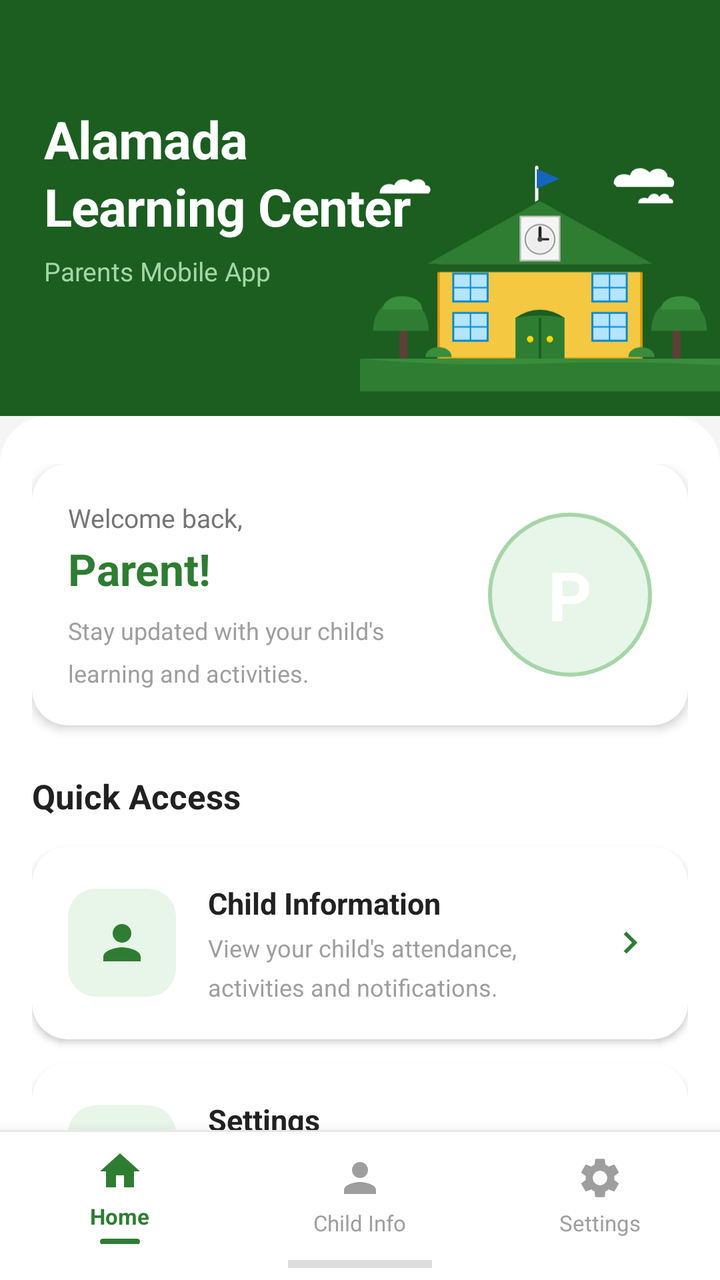
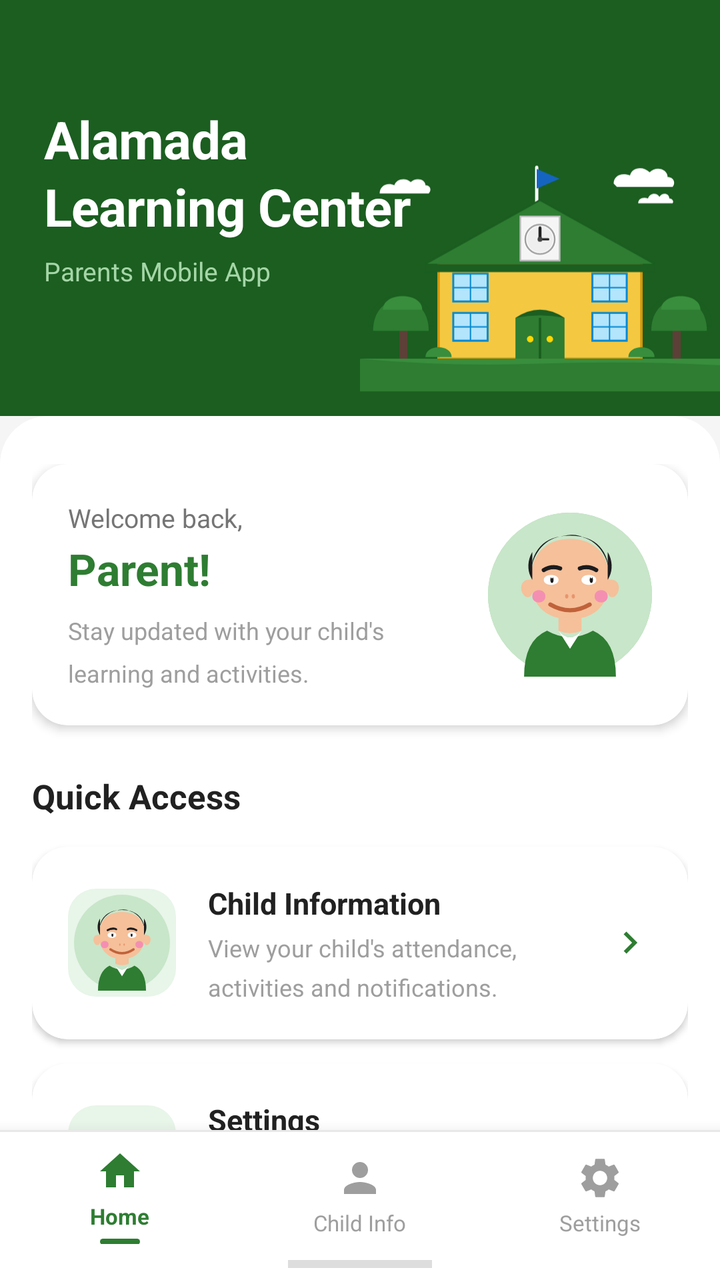

An Android layout rendered at two revisions. The XML below is the earlier revision; the diff shows what the commit changed to produce the second picture.
<!-- AndroidManifest.xml: application theme Theme.AlamadaChildMonitor -->
<!-- res/layout/activity_dashboard.xml -->
<?xml version="1.0" encoding="utf-8"?>
<LinearLayout
    xmlns:android="http://schemas.android.com/apk/res/android"
    xmlns:app="http://schemas.android.com/apk/res-auto"
    android:layout_width="match_parent"
    android:layout_height="match_parent"
    android:orientation="vertical"
    android:background="#F5F5F5">

    
    <androidx.core.widget.NestedScrollView
        android:layout_width="match_parent"
        android:layout_height="0dp"
        android:layout_weight="1"
        android:fillViewport="true"
        android:overScrollMode="never">

        <LinearLayout
            android:layout_width="match_parent"
            android:layout_height="wrap_content"
            android:orientation="vertical">

            
            <RelativeLayout
                android:layout_width="match_parent"
                android:layout_height="wrap_content"
                android:background="@drawable/header_green_solid"
                android:paddingStart="22dp"
                android:paddingEnd="0dp"
                android:paddingTop="48dp"
                android:paddingBottom="0dp">

                
                <LinearLayout
                    android:id="@+id/ll_title"
                    android:layout_width="wrap_content"
                    android:layout_height="wrap_content"
                    android:orientation="vertical"
                    android:layout_alignParentStart="true"
                    android:layout_centerVertical="false"
                    android:layout_marginTop="4dp">

                    <TextView
                        android:layout_width="wrap_content"
                        android:layout_height="wrap_content"
                        android:text="Alamada\nLearning Center"
                        android:textColor="#FFFFFF"
                        android:textSize="26sp"
                        android:textStyle="bold"
                        android:lineSpacingMultiplier="1.1"
                        android:letterSpacing="-0.01"/>

                    <TextView
                        android:layout_width="wrap_content"
                        android:layout_height="wrap_content"
                        android:text="Parents Mobile App"
                        android:textColor="#A5D6A7"
                        android:textSize="13sp"
                        android:layout_marginTop="6dp"/>
                </LinearLayout>

                
                <ImageView
                    android:layout_width="180dp"
                    android:layout_height="160dp"
                    android:src="@drawable/ic_school_building"
                    android:scaleType="fitEnd"
                    android:adjustViewBounds="true"
                    android:layout_alignParentEnd="true"
                    android:layout_alignParentBottom="true"
                    android:contentDescription="School building"/>

            </RelativeLayout>

            
            <LinearLayout
                android:layout_width="match_parent"
                android:layout_height="wrap_content"
                android:orientation="vertical"
                android:background="@drawable/rounded_top_white"
                android:paddingTop="24dp"
                android:paddingStart="16dp"
                android:paddingEnd="16dp"
                android:paddingBottom="28dp">

                
                <androidx.cardview.widget.CardView
                    android:layout_width="match_parent"
                    android:layout_height="wrap_content"
                    android:layout_marginBottom="24dp"
                    app:cardCornerRadius="18dp"
                    app:cardElevation="3dp"
                    app:cardBackgroundColor="#FFFFFF">

                    <LinearLayout
                        android:layout_width="match_parent"
                        android:layout_height="wrap_content"
                        android:orientation="horizontal"
                        android:padding="18dp"
                        android:gravity="center_vertical">

                        
                        <LinearLayout
                            android:layout_width="0dp"
                            android:layout_height="wrap_content"
                            android:layout_weight="1"
                            android:orientation="vertical">

                            <TextView
                                android:layout_width="wrap_content"
                                android:layout_height="wrap_content"
                                android:text="Welcome back,"
                                android:textSize="13sp"
                                android:textColor="#757575"/>

                            <TextView
                                android:id="@+id/tv_welcome"
                                android:layout_width="wrap_content"
                                android:layout_height="wrap_content"
                                android:text="Parent!"
                                android:textSize="22sp"
                                android:textStyle="bold"
                                android:textColor="#2E7D32"
                                android:layout_marginTop="2dp"
                                android:layout_marginBottom="8dp"/>

                            <TextView
                                android:layout_width="wrap_content"
                                android:layout_height="wrap_content"
                                android:text="Stay updated with your child&#39;s\nlearning and activities."
                                android:textSize="12sp"
                                android:textColor="#9E9E9E"
                                android:lineSpacingMultiplier="1.45"/>
                        </LinearLayout>

                        
                        <FrameLayout
                            android:layout_width="82dp"
                            android:layout_height="82dp"
                            android:layout_marginStart="14dp">

                            
                            <View
                                android:layout_width="82dp"
                                android:layout_height="82dp"
                                android:background="@drawable/circle_avatar_bg"/>

                            
                            <TextView
                                android:id="@+id/tv_avatar"
                                android:layout_width="82dp"
                                android:layout_height="82dp"
                                android:gravity="center"
                                android:text="P"
                                android:textSize="34sp"
                                android:textStyle="bold"
                                android:textColor="#FFFFFF"/>

                        </FrameLayout>

                    </LinearLayout>
                </androidx.cardview.widget.CardView>

                
                <TextView
                    android:layout_width="wrap_content"
                    android:layout_height="wrap_content"
                    android:text="Quick Access"
                    android:textSize="17sp"
                    android:textStyle="bold"
                    android:textColor="#212121"
                    android:layout_marginBottom="14dp"/>

                
                <androidx.cardview.widget.CardView
                    android:id="@+id/card_child_info"
                    android:layout_width="match_parent"
                    android:layout_height="wrap_content"
                    android:layout_marginBottom="12dp"
                    android:foreground="?attr/selectableItemBackground"
                    android:clickable="true"
                    android:focusable="true"
                    app:cardCornerRadius="18dp"
                    app:cardElevation="2dp"
                    app:cardBackgroundColor="#FFFFFF">

                    <LinearLayout
                        android:layout_width="match_parent"
                        android:layout_height="wrap_content"
                        android:orientation="horizontal"
                        android:padding="18dp"
                        android:gravity="center_vertical">

                        
                        <FrameLayout
                            android:layout_width="54dp"
                            android:layout_height="54dp"
                            android:layout_marginEnd="16dp"
                            android:background="@drawable/quick_icon_bg_green">

                            <ImageView
                                android:layout_width="28dp"
                                android:layout_height="28dp"
                                android:layout_gravity="center"
                                android:src="@drawable/ic_child_card"
                                android:contentDescription="Child"/>
                        </FrameLayout>

                        
                        <LinearLayout
                            android:layout_width="0dp"
                            android:layout_height="wrap_content"
                            android:layout_weight="1"
                            android:orientation="vertical">

                            <TextView
                                android:layout_width="wrap_content"
                                android:layout_height="wrap_content"
                                android:text="Child Information"
                                android:textSize="15sp"
                                android:textStyle="bold"
                                android:textColor="#212121"/>

                            <TextView
                                android:layout_width="wrap_content"
                                android:layout_height="wrap_content"
                                android:text="View your child&#39;s attendance,\nactivities and notifications."
                                android:textSize="12sp"
                                android:textColor="#9E9E9E"
                                android:lineSpacingMultiplier="1.35"
                                android:layout_marginTop="4dp"/>
                        </LinearLayout>

                        
                        <ImageView
                            android:layout_width="22dp"
                            android:layout_height="22dp"
                            android:src="@drawable/ic_arrow_right"
                            android:layout_marginStart="8dp"
                            android:contentDescription="Open"/>

                    </LinearLayout>
                </androidx.cardview.widget.CardView>

                
                <androidx.cardview.widget.CardView
                    android:id="@+id/card_settings"
                    android:layout_width="match_parent"
                    android:layout_height="wrap_content"
                    android:layout_marginBottom="12dp"
                    android:foreground="?attr/selectableItemBackground"
                    android:clickable="true"
                    android:focusable="true"
                    app:cardCornerRadius="18dp"
                    app:cardElevation="2dp"
                    app:cardBackgroundColor="#FFFFFF">

                    <LinearLayout
                        android:layout_width="match_parent"
                        android:layout_height="wrap_content"
                        android:orientation="horizontal"
                        android:padding="18dp"
                        android:gravity="center_vertical">

                        <FrameLayout
                            android:layout_width="54dp"
                            android:layout_height="54dp"
                            android:layout_marginEnd="16dp"
                            android:background="@drawable/quick_icon_bg_green">

                            <ImageView
                                android:layout_width="28dp"
                                android:layout_height="28dp"
                                android:layout_gravity="center"
                                android:src="@drawable/ic_settings_card"
                                android:contentDescription="Settings"/>
                        </FrameLayout>

                        <LinearLayout
                            android:layout_width="0dp"
                            android:layout_height="wrap_content"
                            android:layout_weight="1"
                            android:orientation="vertical">

                            <TextView
                                android:layout_width="wrap_content"
                                android:layout_height="wrap_content"
                                android:text="Settings"
                                android:textSize="15sp"
                                android:textStyle="bold"
                                android:textColor="#212121"/>

                            <TextView
                                android:layout_width="wrap_content"
                                android:layout_height="wrap_content"
                                android:text="Manage your profile\nand security settings."
                                android:textSize="12sp"
                                android:textColor="#9E9E9E"
                                android:lineSpacingMultiplier="1.35"
                                android:layout_marginTop="4dp"/>
                        </LinearLayout>

                        <ImageView
                            android:layout_width="22dp"
                            android:layout_height="22dp"
                            android:src="@drawable/ic_arrow_right"
                            android:layout_marginStart="8dp"
                            android:contentDescription="Open"/>

                    </LinearLayout>
                </androidx.cardview.widget.CardView>

                
                <androidx.cardview.widget.CardView
                    android:id="@+id/card_notifications"
                    android:layout_width="match_parent"
                    android:layout_height="wrap_content"
                    android:layout_marginBottom="4dp"
                    android:foreground="?attr/selectableItemBackground"
                    android:clickable="true"
                    android:focusable="true"
                    app:cardCornerRadius="18dp"
                    app:cardElevation="2dp"
                    app:cardBackgroundColor="#FFFFFF">

                    <LinearLayout
                        android:layout_width="match_parent"
                        android:layout_height="wrap_content"
                        android:orientation="horizontal"
                        android:padding="18dp"
                        android:gravity="center_vertical">

                        
                        <FrameLayout
                            android:layout_width="54dp"
                            android:layout_height="54dp"
                            android:layout_marginEnd="16dp">

                            <FrameLayout
                                android:layout_width="54dp"
                                android:layout_height="54dp"
                                android:background="@drawable/quick_icon_bg_green">

                                <ImageView
                                    android:layout_width="28dp"
                                    android:layout_height="28dp"
                                    android:layout_gravity="center"
                                    android:src="@drawable/ic_bell_card"
                                    android:contentDescription="Notifications"/>
                            </FrameLayout>

                            
                            <TextView
                                android:id="@+id/tv_notif_badge"
                                android:layout_width="18dp"
                                android:layout_height="18dp"
                                android:background="@drawable/badge_red_circle"
                                android:textColor="#FFFFFF"
                                android:textSize="9sp"
                                android:textStyle="bold"
                                android:gravity="center"
                                android:layout_gravity="top|end"
                                android:visibility="gone"/>
                        </FrameLayout>

                        <LinearLayout
                            android:layout_width="0dp"
                            android:layout_height="wrap_content"
                            android:layout_weight="1"
                            android:orientation="vertical">

                            <TextView
                                android:layout_width="wrap_content"
                                android:layout_height="wrap_content"
                                android:text="Notifications"
                                android:textSize="15sp"
                                android:textStyle="bold"
                                android:textColor="#212121"/>

                            <TextView
                                android:layout_width="wrap_content"
                                android:layout_height="wrap_content"
                                android:text="View important announcements\nand updates."
                                android:textSize="12sp"
                                android:textColor="#9E9E9E"
                                android:lineSpacingMultiplier="1.35"
                                android:layout_marginTop="4dp"/>
                        </LinearLayout>

                        <ImageView
                            android:layout_width="22dp"
                            android:layout_height="22dp"
                            android:src="@drawable/ic_arrow_right"
                            android:layout_marginStart="8dp"
                            android:contentDescription="Open"/>

                    </LinearLayout>
                </androidx.cardview.widget.CardView>

            </LinearLayout>
        </LinearLayout>
    </androidx.core.widget.NestedScrollView>

    
    <LinearLayout
        android:layout_width="match_parent"
        android:layout_height="wrap_content"
        android:orientation="vertical"
        android:background="#FFFFFF"
        android:elevation="12dp">

        
        <View
            android:layout_width="match_parent"
            android:layout_height="1dp"
            android:background="#E8E8E8"/>

        
        <LinearLayout
            android:layout_width="match_parent"
            android:layout_height="62dp"
            android:orientation="horizontal">

            
            <LinearLayout
                android:id="@+id/tab_home"
                android:layout_width="0dp"
                android:layout_height="match_parent"
                android:layout_weight="1"
                android:orientation="vertical"
                android:gravity="center"
                android:paddingTop="8dp"
                android:paddingBottom="6dp"
                android:background="?attr/selectableItemBackgroundBorderless"
                android:clickable="true"
                android:focusable="true">

                <ImageView
                    android:layout_width="24dp"
                    android:layout_height="24dp"
                    android:src="@drawable/ic_home"
                    android:contentDescription="Home"/>

                <TextView
                    android:layout_width="wrap_content"
                    android:layout_height="wrap_content"
                    android:text="Home"
                    android:textSize="11sp"
                    android:textColor="#2E7D32"
                    android:textStyle="bold"
                    android:layout_marginTop="3dp"/>

                
                <View
                    android:layout_width="20dp"
                    android:layout_height="3dp"
                    android:background="@drawable/tab_active_indicator"
                    android:layout_marginTop="4dp"/>

            </LinearLayout>

            
            <LinearLayout
                android:id="@+id/tab_child"
                android:layout_width="0dp"
                android:layout_height="match_parent"
                android:layout_weight="1"
                android:orientation="vertical"
                android:gravity="center"
                android:paddingTop="8dp"
                android:paddingBottom="6dp"
                android:background="?attr/selectableItemBackgroundBorderless"
                android:clickable="true"
                android:focusable="true">

                <ImageView
                    android:layout_width="24dp"
                    android:layout_height="24dp"
                    android:src="@drawable/ic_child"
                    android:contentDescription="Child Info"/>

                <TextView
                    android:layout_width="wrap_content"
                    android:layout_height="wrap_content"
                    android:text="Child Info"
                    android:textSize="11sp"
                    android:textColor="#9E9E9E"
                    android:layout_marginTop="3dp"/>

            </LinearLayout>

            
            <LinearLayout
                android:id="@+id/tab_settings"
                android:layout_width="0dp"
                android:layout_height="match_parent"
                android:layout_weight="1"
                android:orientation="vertical"
                android:gravity="center"
                android:paddingTop="8dp"
                android:paddingBottom="6dp"
                android:background="?attr/selectableItemBackgroundBorderless"
                android:clickable="true"
                android:focusable="true">

                <ImageView
                    android:layout_width="24dp"
                    android:layout_height="24dp"
                    android:src="@drawable/ic_settings"
                    android:contentDescription="Settings"/>

                <TextView
                    android:layout_width="wrap_content"
                    android:layout_height="wrap_content"
                    android:text="Settings"
                    android:textSize="11sp"
                    android:textColor="#9E9E9E"
                    android:layout_marginTop="3dp"/>

            </LinearLayout>

        </LinearLayout>

        
        <View
            android:layout_width="72dp"
            android:layout_height="4dp"
            android:background="#212121"
            android:alpha="0.15"
            android:layout_gravity="center_horizontal"
            android:layout_marginTop="2dp"
            android:layout_marginBottom="6dp"/>

    </LinearLayout>

</LinearLayout>
<!-- resources referenced by this layout -->
<resources>
  <!-- drawable badge_red_circle (drawable) -->
  <?xml version="1.0" encoding="utf-8"?>
  <shape xmlns:android="http://schemas.android.com/apk/res/android"
      android:shape="oval">
      <solid android:color="#C62828"/>
  </shape>
  <!-- drawable circle_avatar_bg (drawable) -->
  <?xml version="1.0" encoding="utf-8"?>
  <shape xmlns:android="http://schemas.android.com/apk/res/android"
      android:shape="oval">
      <solid android:color="#E8F5E9"/>
      <stroke android:width="2dp" android:color="#A5D6A7"/>
  </shape>
  <!-- drawable header_green_solid (drawable) -->
  <?xml version="1.0" encoding="utf-8"?>
  <shape xmlns:android="http://schemas.android.com/apk/res/android"
      android:shape="rectangle">
      <solid android:color="#1B5E20"/>
  </shape>
  <!-- drawable ic_arrow_right (drawable) -->
  <?xml version="1.0" encoding="utf-8"?>
  <vector xmlns:android="http://schemas.android.com/apk/res/android"
      android:width="24dp"
      android:height="24dp"
      android:viewportWidth="24"
      android:viewportHeight="24">
      <path
          android:fillColor="#2E7D32"
          android:pathData="M8.59,16.59L13.17,12 8.59,7.41 10,6l6,6-6,6-1.41-1.41z"/>
  </vector>
  <!-- drawable ic_child (drawable) -->
  <?xml version="1.0" encoding="utf-8"?>
  <vector xmlns:android="http://schemas.android.com/apk/res/android"
      android:width="24dp"
      android:height="24dp"
      android:viewportWidth="24"
      android:viewportHeight="24">
      <path
          android:fillColor="#9E9E9E"
          android:pathData="M12,12c2.21,0 4,-1.79 4,-4s-1.79,-4 -4,-4 -4,1.79 -4,4 1.79,4 4,4zM12,14c-2.67,0 -8,1.34 -8,4v2h16v-2c0,-2.66 -5.33,-4 -8,-4z"/>
  </vector>
  <!-- drawable ic_child_card (drawable) -->
  <?xml version="1.0" encoding="utf-8"?>
  <vector xmlns:android="http://schemas.android.com/apk/res/android"
      android:width="28dp"
      android:height="28dp"
      android:viewportWidth="24"
      android:viewportHeight="24">
      <path
          android:fillColor="#2E7D32"
          android:pathData="M12,12c2.21,0 4,-1.79 4,-4s-1.79,-4 -4,-4 -4,1.79 -4,4 1.79,4 4,4zM12,14c-2.67,0 -8,1.34 -8,4v2h16v-2c0,-2.66 -5.33,-4 -8,-4z"/>
  </vector>
  <!-- drawable ic_home (drawable) -->
  <?xml version="1.0" encoding="utf-8"?>
  <vector xmlns:android="http://schemas.android.com/apk/res/android"
      android:width="24dp"
      android:height="24dp"
      android:viewportWidth="24"
      android:viewportHeight="24">
      <path
          android:fillColor="#2E7D32"
          android:pathData="M10,20v-6h4v6h5v-8h3L12,3 2,12h3v8z"/>
  </vector>
  <!-- drawable quick_icon_bg_green (drawable) -->
  <?xml version="1.0" encoding="utf-8"?>
  <shape xmlns:android="http://schemas.android.com/apk/res/android"
      android:shape="rectangle">
      <solid android:color="#E8F5E9"/>
      <corners android:radius="14dp"/>
  </shape>
  <!-- drawable rounded_top_white (drawable) -->
  <?xml version="1.0" encoding="utf-8"?>
  <shape xmlns:android="http://schemas.android.com/apk/res/android"
      android:shape="rectangle">
      <solid android:color="#FFFFFF"/>
      <corners
          android:topLeftRadius="24dp"
          android:topRightRadius="24dp"
          android:bottomLeftRadius="0dp"
          android:bottomRightRadius="0dp"/>
  </shape>
  <!-- drawable tab_active_indicator (drawable) -->
  <?xml version="1.0" encoding="utf-8"?>
  <shape xmlns:android="http://schemas.android.com/apk/res/android"
      android:shape="rectangle">
      <solid android:color="#2E7D32"/>
      <corners android:radius="4dp"/>
  </shape>
  <color name="primary">         #2E7D32</color>
  <color name="primary_dark">    #1B5E20</color>
  <color name="accent">          #FF6F00</color>
  <color name="background">      #F5F5F5</color>
  <color name="white">           #FFFFFF</color>
  <!-- unchanged entries left out for length: 5 -->
</resources>

<!-- the commit's change to res/layout/activity_dashboard.xml (unified diff, before → after) -->
@@ -146,15 +146,13 @@
                                 android:background="@drawable/circle_avatar_bg"/>
 
                             
-                            <TextView
+                            <ImageView
                                 android:id="@+id/tv_avatar"
                                 android:layout_width="82dp"
                                 android:layout_height="82dp"
-                                android:gravity="center"
-                                android:text="P"
-                                android:textSize="34sp"
-                                android:textStyle="bold"
-                                android:textColor="#FFFFFF"/>
+                                android:src="@drawable/ic_parent_avatar"
+                                android:scaleType="fitCenter"
+                                android:contentDescription="Parent avatar"/>
 
                         </FrameLayout>
 
@@ -199,10 +197,11 @@
                             android:background="@drawable/quick_icon_bg_green">
 
                             <ImageView
-                                android:layout_width="28dp"
-                                android:layout_height="28dp"
+                                android:layout_width="48dp"
+                                android:layout_height="48dp"
                                 android:layout_gravity="center"
-                                android:src="@drawable/ic_child_card"
+                                android:src="@drawable/ic_child_avatar"
+                                android:scaleType="fitCenter"
                                 android:contentDescription="Child"/>
                         </FrameLayout>
 
<!-- resource entries referenced after the edit -->
@@ -41,17 +41,7 @@
           android:fillColor="#9E9E9E"
           android:pathData="M12,12c2.21,0 4,-1.79 4,-4s-1.79,-4 -4,-4 -4,1.79 -4,4 1.79,4 4,4zM12,14c-2.67,0 -8,1.34 -8,4v2h16v-2c0,-2.66 -5.33,-4 -8,-4z"/>
   </vector>
-  <!-- drawable ic_child_card (drawable) -->
-  <?xml version="1.0" encoding="utf-8"?>
-  <vector xmlns:android="http://schemas.android.com/apk/res/android"
-      android:width="28dp"
-      android:height="28dp"
-      android:viewportWidth="24"
-      android:viewportHeight="24">
-      <path
-          android:fillColor="#2E7D32"
-          android:pathData="M12,12c2.21,0 4,-1.79 4,-4s-1.79,-4 -4,-4 -4,1.79 -4,4 1.79,4 4,4zM12,14c-2.67,0 -8,1.34 -8,4v2h16v-2c0,-2.66 -5.33,-4 -8,-4z"/>
-  </vector>
+  <!-- drawable ic_child_avatar: vector/xml drawable (drawable, 3593 chars, omitted) -->
   <!-- drawable ic_home (drawable) -->
   <?xml version="1.0" encoding="utf-8"?>
   <vector xmlns:android="http://schemas.android.com/apk/res/android"
@@ -63,6 +53,7 @@
           android:fillColor="#2E7D32"
           android:pathData="M10,20v-6h4v6h5v-8h3L12,3 2,12h3v8z"/>
   </vector>
+  <!-- drawable ic_parent_avatar: vector/xml drawable (drawable, 3571 chars, omitted) -->
   <!-- drawable quick_icon_bg_green (drawable) -->
   <?xml version="1.0" encoding="utf-8"?>
   <shape xmlns:android="http://schemas.android.com/apk/res/android"
